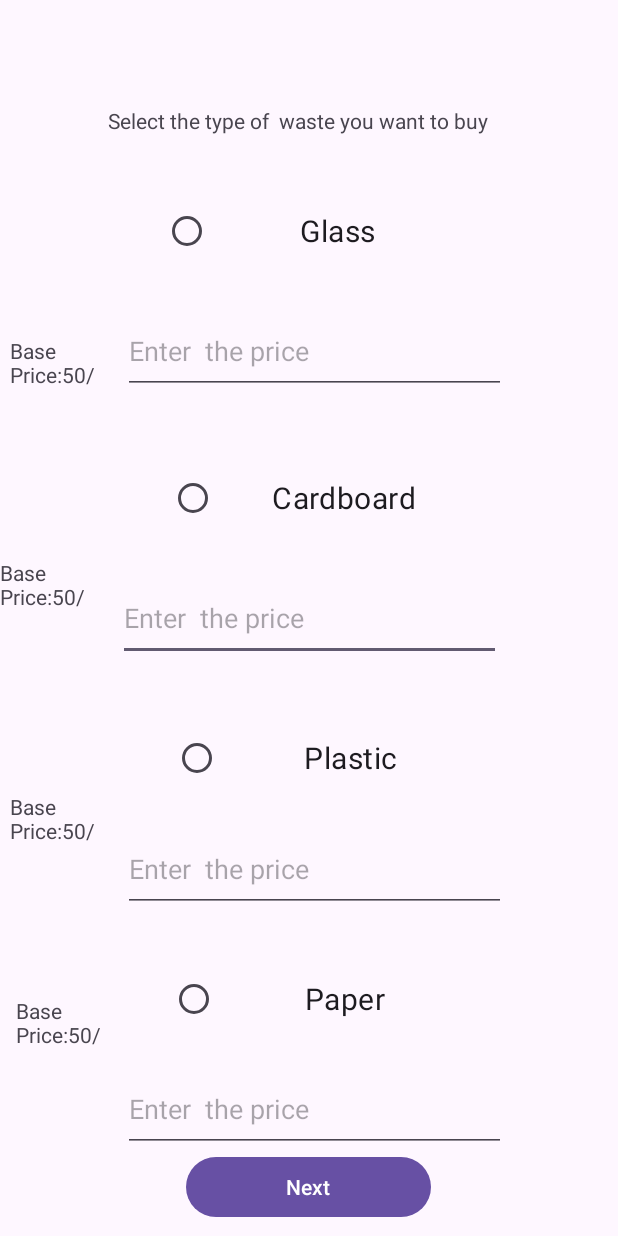
After one commit to Myst9/Waste-Management-App, an Android app: the BuyerActivity screen opened directly, with no data from a screen before it, on a phone screen of 412 x 824 dp. The commit adds this screen. Run offline under Robolectric (Android 15) with nearby library versions, the phone set to English and light mode, and no system bars.

Commit message:
Added buyer screens

```diff
--- /dev/null
+++ b/app/src/main/java/com/example/wastemanagement/BuyerActivity.kt
@@ -0,0 +1,22 @@
+package com.example.wastemanagement
+
+import android.content.Intent
+import androidx.appcompat.app.AppCompatActivity
+import android.os.Bundle
+import android.widget.Button
+import android.widget.EditText
+import android.widget.Toast
+
+class BuyerActivity : AppCompatActivity() {
+    override fun onCreate(savedInstanceState: Bundle?) {
+        super.onCreate(savedInstanceState)
+        setContentView(R.layout.activity_buyer)
+        val button = findViewById<Button>(R.id.next)
+
+        button.setOnClickListener {
+            val intent = Intent(this, AddressActivity::class.java)
+            startActivity(intent)
+        }
+    }
+
+}
--- /dev/null
+++ b/app/src/main/res/layout/activity_buyer.xml
@@ -0,0 +1,243 @@
+<?xml version="1.0" encoding="utf-8"?>
+<androidx.constraintlayout.widget.ConstraintLayout xmlns:android="http://schemas.android.com/apk/res/android"
+    xmlns:app="http://schemas.android.com/apk/res-auto"
+    xmlns:tools="http://schemas.android.com/tools"
+    android:layout_width="match_parent"
+    android:layout_height="match_parent">
+
+    <TextView
+        android:id="@+id/textView9"
+        android:layout_width="71dp"
+        android:layout_height="36dp"
+        android:layout_marginBottom="260dp"
+        android:text="Base Price:50/Kg"
+        app:layout_constraintBottom_toBottomOf="parent"
+        app:layout_constraintEnd_toEndOf="parent"
+        app:layout_constraintHorizontal_bias="0.02"
+        app:layout_constraintStart_toStartOf="parent" />
+
+    <TextView
+        android:id="@+id/textView10"
+        android:layout_width="71dp"
+        android:layout_height="36dp"
+        android:layout_marginBottom="124dp"
+        android:text="Base Price:50/Kg"
+        app:layout_constraintBottom_toBottomOf="parent"
+        app:layout_constraintEnd_toEndOf="parent"
+        app:layout_constraintHorizontal_bias="0.032"
+        app:layout_constraintStart_toStartOf="parent" />
+
+    <EditText
+        android:id="@+id/editTextText4"
+        android:layout_width="255dp"
+        android:layout_height="57dp"
+        android:ems="10"
+        android:hint="Enter  the price"
+        android:inputType="text"
+        app:layout_constraintBottom_toBottomOf="parent"
+        app:layout_constraintEnd_toEndOf="parent"
+        app:layout_constraintStart_toStartOf="parent"
+        app:layout_constraintTop_toTopOf="parent" />
+
+    <EditText
+        android:id="@+id/editTextText3"
+        android:layout_width="255dp"
+        android:layout_height="57dp"
+        android:ems="10"
+        android:hint="Enter  the price"
+        android:inputType="text"
+        app:layout_constraintBottom_toBottomOf="parent"
+        app:layout_constraintEnd_toEndOf="parent"
+        app:layout_constraintHorizontal_bias="0.525"
+        app:layout_constraintStart_toStartOf="parent"
+        app:layout_constraintTop_toTopOf="parent"
+        app:layout_constraintVertical_bias="0.718" />
+
+    <EditText
+        android:id="@+id/editTextText5"
+        android:layout_width="255dp"
+        android:layout_height="57dp"
+        android:ems="10"
+        android:hint="Enter  the price"
+        android:inputType="text"
+        app:layout_constraintBottom_toBottomOf="parent"
+        app:layout_constraintEnd_toEndOf="parent"
+        app:layout_constraintHorizontal_bias="0.525"
+        app:layout_constraintStart_toStartOf="parent"
+        app:layout_constraintTop_toTopOf="parent"
+        app:layout_constraintVertical_bias="0.927" />
+
+    <TextView
+        android:id="@+id/textView6"
+        android:layout_width="wrap_content"
+        android:layout_height="wrap_content"
+        android:text="Select the type of  waste you want to buy"
+        app:layout_constraintBottom_toBottomOf="parent"
+        app:layout_constraintEnd_toEndOf="parent"
+        app:layout_constraintHorizontal_bias="0.455"
+        app:layout_constraintStart_toStartOf="parent"
+        app:layout_constraintTop_toTopOf="parent"
+        app:layout_constraintVertical_bias="0.088" />
+
+    <RadioGroup
+        android:id="@+id/radioGroup1"
+        android:layout_width="264dp"
+        android:layout_height="78dp"
+        android:layout_centerInParent="true"
+        android:layout_gravity="center"
+        android:gravity="center"
+        app:layout_constraintBottom_toBottomOf="parent"
+        app:layout_constraintEnd_toEndOf="parent"
+        app:layout_constraintHorizontal_bias="0.544"
+        app:layout_constraintStart_toStartOf="parent"
+        app:layout_constraintTop_toTopOf="parent"
+        app:layout_constraintVertical_bias="0.393">
+
+        <RadioButton
+            android:id="@+id/cardboard"
+            android:layout_width="200dp"
+            android:layout_height="wrap_content"
+            android:checked="false"
+            android:padding="4dp"
+            android:text="Cardboard"
+            android:textAlignment="center"
+            android:textSize="20sp" />
+
+    </RadioGroup>
+
+    <RadioGroup
+        android:id="@+id/radioGroup2"
+        android:layout_width="262dp"
+        android:layout_height="73dp"
+        android:layout_centerInParent="true"
+        android:layout_gravity="center"
+        android:gravity="center"
+        app:layout_constraintBottom_toBottomOf="parent"
+        app:layout_constraintEnd_toEndOf="parent"
+        app:layout_constraintHorizontal_bias="0.55"
+        app:layout_constraintStart_toStartOf="parent"
+        app:layout_constraintTop_toTopOf="parent"
+        app:layout_constraintVertical_bias="0.838">
+
+
+        <RadioButton
+            android:id="@+id/paper"
+            android:layout_width="200dp"
+            android:layout_height="wrap_content"
+            android:checked="false"
+            android:padding="4dp"
+            android:text="Paper"
+
+            android:textAlignment="center"
+            android:textSize="20sp" />
+
+    </RadioGroup>
+
+    <RadioGroup
+        android:id="@+id/radioGroup3"
+        android:layout_width="257dp"
+        android:layout_height="68dp"
+        android:layout_centerInParent="true"
+        android:layout_gravity="center"
+        android:gravity="center"
+        app:layout_constraintBottom_toBottomOf="parent"
+        app:layout_constraintEnd_toEndOf="parent"
+        app:layout_constraintHorizontal_bias="0.519"
+        app:layout_constraintStart_toStartOf="parent"
+        app:layout_constraintTop_toTopOf="parent"
+        app:layout_constraintVertical_bias="0.159">
+
+
+        <RadioButton
+            android:id="@+id/glass"
+            android:layout_width="200dp"
+            android:layout_height="wrap_content"
+            android:checked="false"
+            android:padding="4dp"
+            android:text="Glass"
+
+            android:textAlignment="center"
+            android:textSize="20sp" />
+    </RadioGroup>
+
+    <RadioGroup
+        android:id="@+id/radioGroup4"
+        android:layout_width="274dp"
+        android:layout_height="73dp"
+        android:layout_centerInParent="true"
+        android:layout_gravity="center"
+        android:gravity="center"
+        app:layout_constraintBottom_toBottomOf="parent"
+        app:layout_constraintEnd_toEndOf="parent"
+        app:layout_constraintHorizontal_bias="0.583"
+        app:layout_constraintStart_toStartOf="parent"
+        app:layout_constraintTop_toTopOf="parent"
+        app:layout_constraintVertical_bias="0.624">
+
+        <RadioButton
+            android:id="@+id/plastic"
+            android:layout_width="204dp"
+            android:layout_height="wrap_content"
+            android:checked="false"
+            android:padding="4dp"
+            android:text="Plastic"
+            android:textAlignment="center"
+            android:textSize="20sp" />
+    </RadioGroup>
+
+    <androidx.constraintlayout.widget.Guideline
+        android:id="@+id/guideline"
+        android:layout_width="wrap_content"
+        android:layout_height="wrap_content"
+        android:orientation="horizontal"
+        app:layout_constraintGuide_begin="20dp" />
+
+    <TextView
+        android:id="@+id/textView7"
+        android:layout_width="71dp"
+        android:layout_height="36dp"
+        android:layout_marginBottom="564dp"
+        android:text="Base Price:50/Kg"
+        app:layout_constraintBottom_toBottomOf="parent"
+        app:layout_constraintEnd_toEndOf="parent"
+        app:layout_constraintHorizontal_bias="0.02"
+        app:layout_constraintStart_toStartOf="parent" />
+
+    <TextView
+        android:id="@+id/textView8"
+        android:layout_width="71dp"
+        android:layout_height="36dp"
+        android:layout_marginBottom="416dp"
+        android:text="Base Price:50/Kg"
+        app:layout_constraintBottom_toBottomOf="parent"
+        app:layout_constraintEnd_toEndOf="parent"
+        app:layout_constraintHorizontal_bias="0.0"
+        app:layout_constraintStart_toStartOf="parent" />
+
+    <EditText
+        android:id="@+id/editTextText2"
+        android:layout_width="255dp"
+        android:layout_height="57dp"
+        android:ems="10"
+        android:hint="Enter  the price"
+        android:inputType="text"
+        app:layout_constraintBottom_toBottomOf="parent"
+        app:layout_constraintEnd_toEndOf="parent"
+        app:layout_constraintHorizontal_bias="0.525"
+        app:layout_constraintStart_toStartOf="parent"
+        app:layout_constraintTop_toTopOf="parent"
+        app:layout_constraintVertical_bias="0.268" />
+
+    <Button
+        android:id="@+id/next"
+        android:layout_width="163dp"
+        android:layout_height="48dp"
+        android:text="Next"
+        app:layout_constraintBottom_toBottomOf="parent"
+        app:layout_constraintEnd_toEndOf="parent"
+        app:layout_constraintHorizontal_bias="0.498"
+        app:layout_constraintStart_toStartOf="parent"
+        app:layout_constraintTop_toTopOf="parent"
+        app:layout_constraintVertical_bias="0.989" />
+
+</androidx.constraintlayout.widget.ConstraintLayout>
--- a/app/src/main/res/layout/activity_home.xml
+++ b/app/src/main/res/layout/activity_home2.xml
@@ -20,11 +20,11 @@
         android:layout_width="match_parent"
         android:layout_height="60dp"
         android:layout_alignParentBottom="true"
-        android:layout_marginBottom="20dp"
+        android:layout_marginBottom="4dp"
+        android:scrollIndicators="left"
         app:layout_constraintBottom_toBottomOf="parent"
         app:layout_constraintEnd_toEndOf="parent"
         app:layout_constraintHorizontal_bias="0.5"
         app:layout_constraintStart_toStartOf="parent"
-        app:menu="@menu/bottom_nav_menu"
-        android:scrollIndicators="left"/>
+        app:menu="@menu/bottom_nav_menu" />
 </RelativeLayout>
```
Also changed, not shown: app/src/main/AndroidManifest.xml (+9 -0 lines), app/src/main/java/com/example/wastemanagement/AddressActivity.kt (added, +38 -0 lines), app/src/main/java/com/example/wastemanagement/BuyActivity.kt (deleted, +0 -21 lines), app/src/main/java/com/example/wastemanagement/HomeActivity2.kt (added, +56 -0 lines), app/src/main/java/com/example/wastemanagement/MainActivity.kt (+7 -2 lines), app/src/main/res/layout/activity_address.xml (added, +157 -0 lines), app/src/main/res/layout/buy_waste.xml (deleted, +0 -21 lines).
